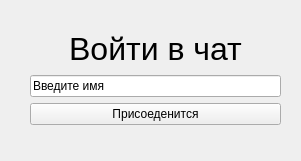
MaksimGor/RPM, file TcpSocket(Laba14)/Chat/menu.ui: the form before one commit.
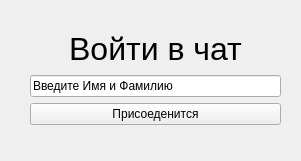
The form after the commit.

```diff
--- a/TcpSocket(Laba14)/Chat/menu.ui
+++ b/TcpSocket(Laba14)/Chat/menu.ui
@@ -33,7 +33,7 @@
     <item>
      <widget class="QLineEdit" name="name">
       <property name="text">
-       <string>Введите имя</string>
+       <string>Введите Имя и Фамилию</string>
       </property>
      </widget>
     </item>
```
